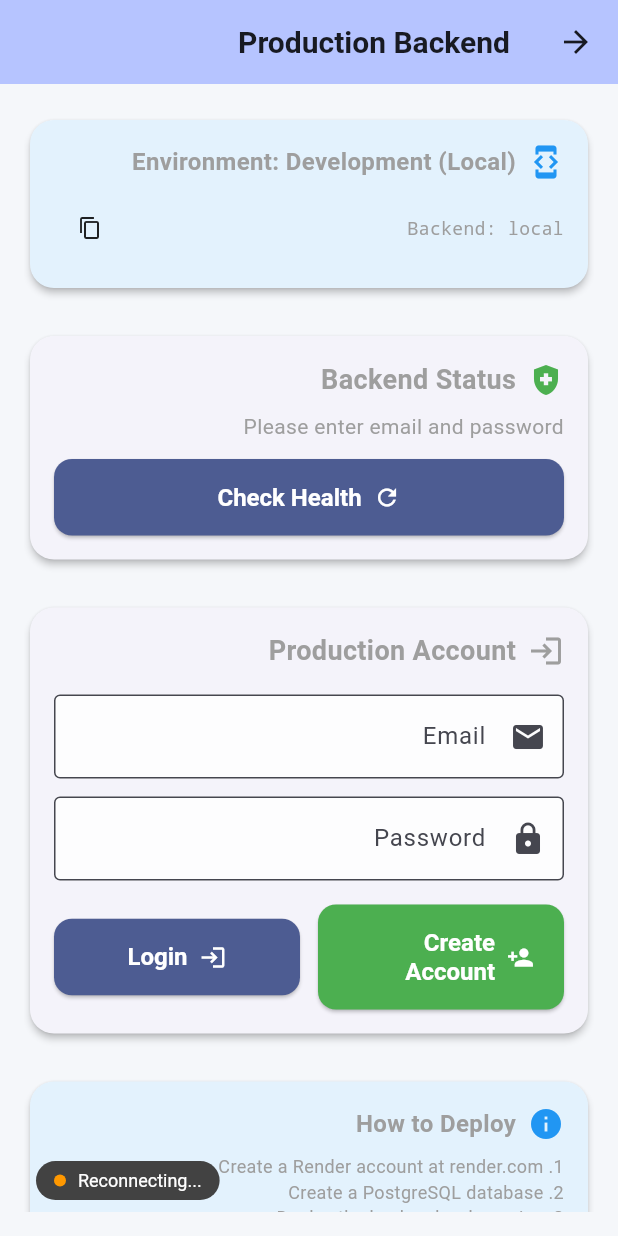
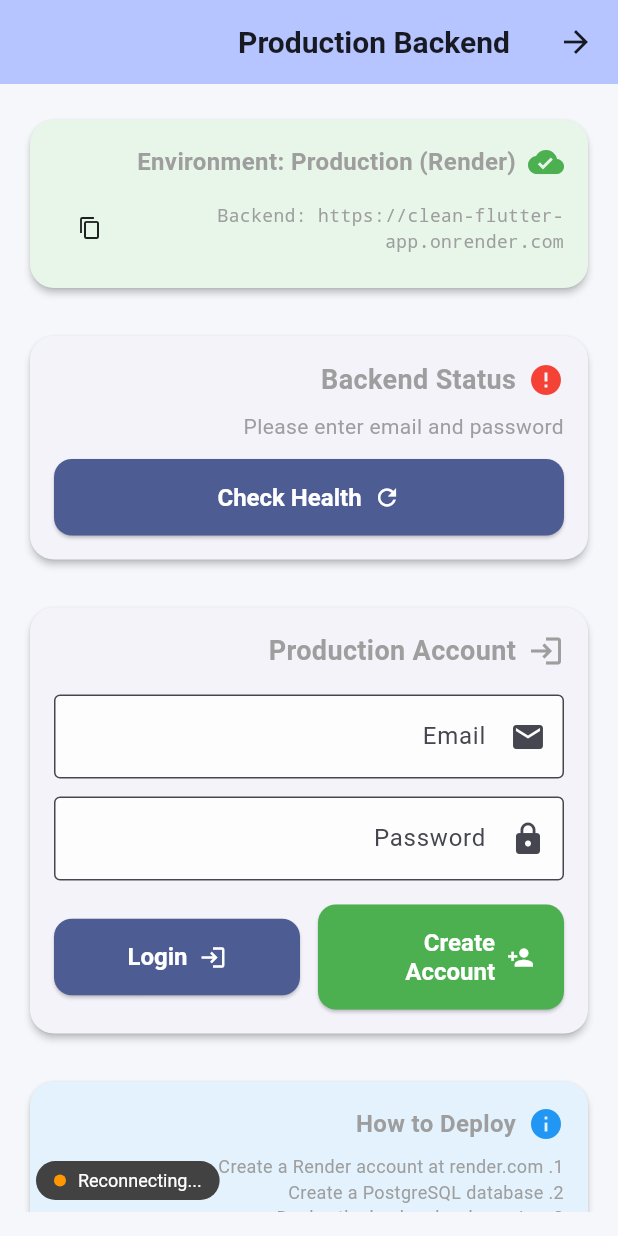
Before and after one commit to zoomahelmy2050-gif/clean-flutter-app, a Flutter app: the ProductionBackendPage screen opened directly, after a tap on "Create Account", on a phone screen of 412 x 824 dp. Run offline on Flutter 3.47's test engine with Material 3 defaults, Android fonts, the phone set to English and light mode, and no system bars; our stand-ins replace camera, connectivity_plus, cross_file, csv, device_info_plus, dio and 22 more; missing offline and left inert: cryptography, encrypt, flutter_file_dialog, mailer, mobile_scanner, pointycastle; accounts and stored records are empty; network calls fail; statements that could not run were skipped.

Commit message:
Update Flutter app to use deployed backend URL

```diff
--- a/lib/core/config/app_config.dart
+++ b/lib/core/config/app_config.dart
@@ -1,12 +1,12 @@
 class AppConfig {
-  // Environment configuration - Force development for now
-  static const String _environment = 'development'; // Fixed to development during app development
+  // Environment configuration
+  static const String _environment = 'production'; // Changed to production to use deployed backend
 
   // Backend URLs for different environments
   static const Map<String, String> _backendUrls = {
     'development': 'local', // Use local storage only during development
-    'staging': 'https://your-staging-service.onrender.com', // Render staging
-    'production': 'https://your-production-service.onrender.com', // Render production
+    'staging': 'https://clean-flutter-app.onrender.com', // Render staging
+    'production': 'https://clean-flutter-app.onrender.com', // Render production - Your deployed backend
   };
 
   // Get current backend URL based on environment
--- a/render.yaml
+++ b/render.yaml
@@ -16,4 +16,4 @@ services:
       - key: DATABASE_URL
         sync: false
       - key: CORS_ORIGINS
-        value: http://localhost:3000,https://localhost:3000
+        value: http://localhost:3000,https://localhost:3000,http://localhost:*,https://clean-flutter-app.onrender.com
```
